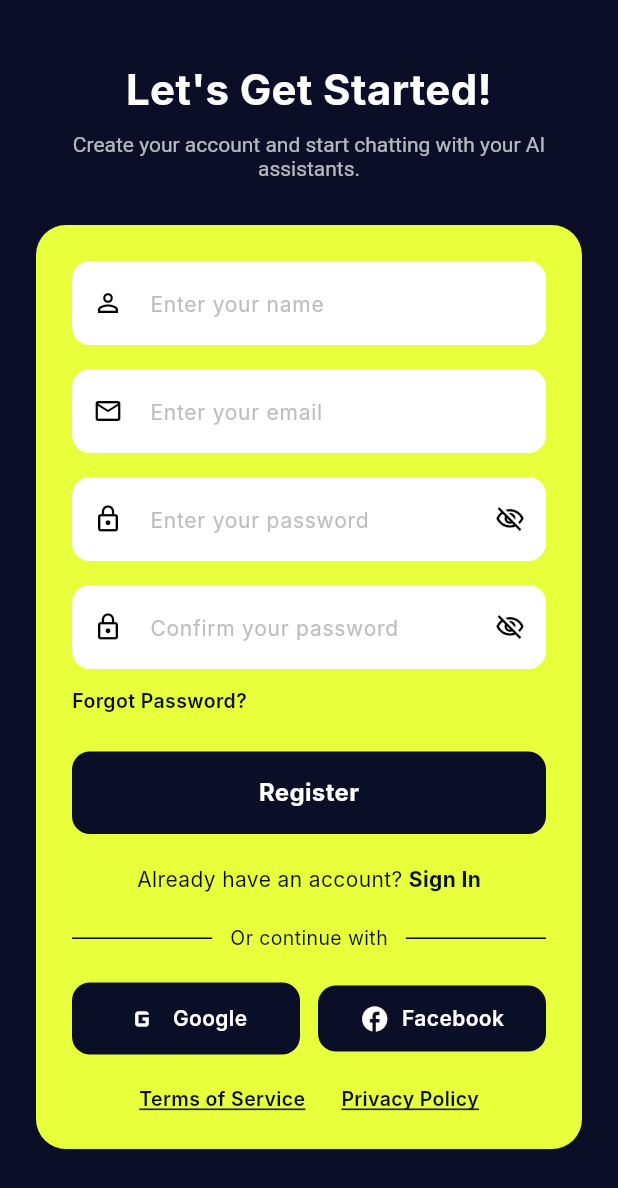
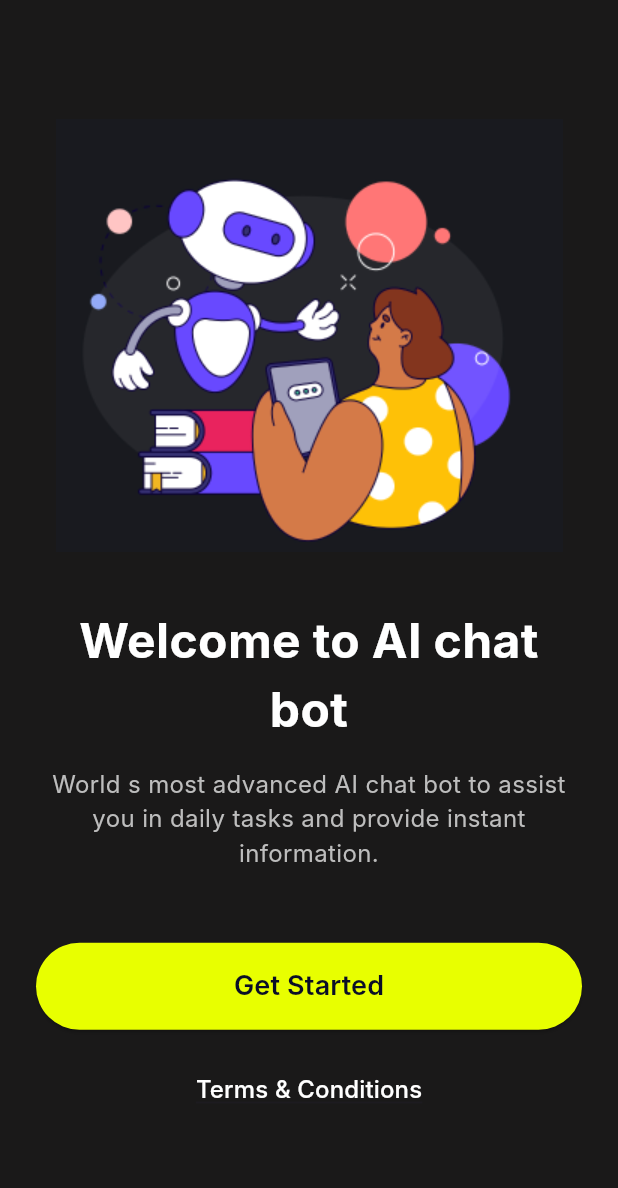
Before and after one commit to UtkarshShukla706/Flutter-App, a Flutter app: the screen it shows after launch, on a phone screen of 412 x 824 dp. Shown: the top 1188 px of the screen. Run offline on Flutter 3.47's test engine with Material 3 defaults, Android fonts, the phone set to English and light mode, and no system bars; our stand-ins replace cloud_firestore, device_preview_plus, firebase_auth, firebase_core, random_string, shared_preferences; accounts and stored records are empty; Roboto replaces fonts that are missing (Inter).

Commit message:
making and adding the coverpage file and fixes some ui changes in the chat app

```diff
--- a/lib/main.dart
+++ b/lib/main.dart
@@ -2,6 +2,7 @@ import 'package:device_preview_plus/device_preview_plus.dart';
 import 'package:firebase_core/firebase_core.dart';
 import 'package:flutter/material.dart';
 import 'package:newpro1/firebase_options.dart';
+import 'package:newpro1/pages/coverpage.dart';
 // import 'package:newpro1/pages/signin.dart';
 import 'package:newpro1/pages/signup.dart';
 // import 'package:newpro1/pages/chatpage.dart';
@@ -50,7 +51,7 @@ class MyApp extends StatelessWidget {
       ),
       themeMode: ThemeMode.system,
       // home: Home(),
-       home: SignUp(),
+       home: Coverpage(),
     );
   }
 }
--- /dev/null
+++ b/lib/pages/coverpage.dart
@@ -0,0 +1,91 @@
+import 'package:flutter/material.dart';
+import 'package:newpro1/pages/signin.dart';
+
+class Coverpage extends StatefulWidget {
+  const Coverpage({super.key});
+
+  @override
+  State<Coverpage> createState() => _CoverpageState();
+}
+
+class _CoverpageState extends State<Coverpage> {
+  @override
+  Widget build(BuildContext context) {
+
+    return Scaffold(
+       backgroundColor:Color.fromARGB(255, 26, 25, 25),
+      body:SafeArea(
+        child:Padding(
+          padding: EdgeInsets.symmetric(horizontal:24.0),
+          child:Column(
+            mainAxisAlignment: MainAxisAlignment.center,
+            crossAxisAlignment: CrossAxisAlignment.stretch,
+            children: [
+              Image.asset(
+                'images/cp2.png',
+                height: 300.0,
+              ),
+              SizedBox(height: 30.0),
+               Text(
+                'Welcome to AI chat bot',
+                textAlign: TextAlign.center,
+                style: TextStyle(
+                  color: Colors.white,
+                  fontSize: 32.0,
+                  fontWeight: FontWeight.bold,
+                ),
+              ),
+              SizedBox(height: 16.0),
+
+              // 3. Subtitle Text
+              Text(
+                'World s most advanced AI chat bot to assist you in daily tasks and provide instant information.',
+                textAlign: TextAlign.center,
+                style: TextStyle(
+                  color: Colors.grey[400],
+                  fontSize: 16.0,
+                ),
+              ),
+              SizedBox(height: 48.0),
+
+              // 4. Get Started Button
+              ElevatedButton(
+                style: ElevatedButton.styleFrom(
+                  foregroundColor: Color(0xFF0A0E27), backgroundColor: const Color(0xFFE8FF00),
+                  shape: RoundedRectangleBorder(
+                    borderRadius: BorderRadius.circular(30.0),
+                  ),
+                  padding: EdgeInsets.symmetric(vertical: 16.0),
+                ),
+                onPressed: () {
+                  Navigator.pushReplacement(context, MaterialPageRoute(builder: (context)=>SignIn()));
+                },
+                child: Text(
+                  'Get Started',
+                  style: TextStyle(fontSize: 18.0, fontWeight: FontWeight.w600),
+                ),
+              ),
+              SizedBox(height: 16.0),
+
+              // 5. Terms & Conditions
+              TextButton(
+                onPressed: () {
+                  // Handle terms and conditions press
+                },
+                child: Text(
+                  'Terms & Conditions',
+                  style: TextStyle(
+                    color: Colors.white,
+                    fontSize: 16.0,
+                    fontWeight: FontWeight.w500,
+                    decoration: TextDecoration.underline,
+                  ),
+                ),
+              ),
+            ],
+          )
+        )
+      )
+    );
+  }
+}
--- a/lib/pages/signin.dart
+++ b/lib/pages/signin.dart
@@ -74,7 +74,8 @@ class _SignInState extends State<SignIn> {
   @override
   Widget build(BuildContext context) {
     return Scaffold(
-      backgroundColor: Color(0xFF0A0E27),
+      // backgroundColor: Color(0xFF0A0E27),
+       backgroundColor: Color.fromARGB(255, 0, 1, 7),
       body: SingleChildScrollView(
 
         child: SafeArea(
```
Also changed, not shown: images/cp2.png (added).
